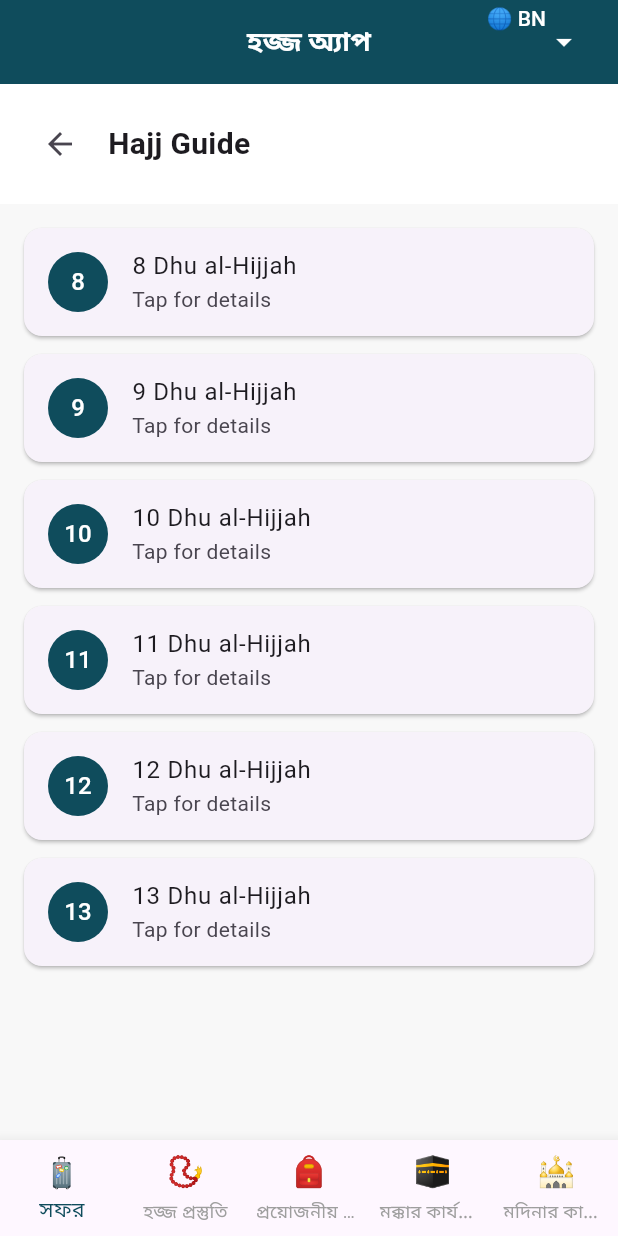
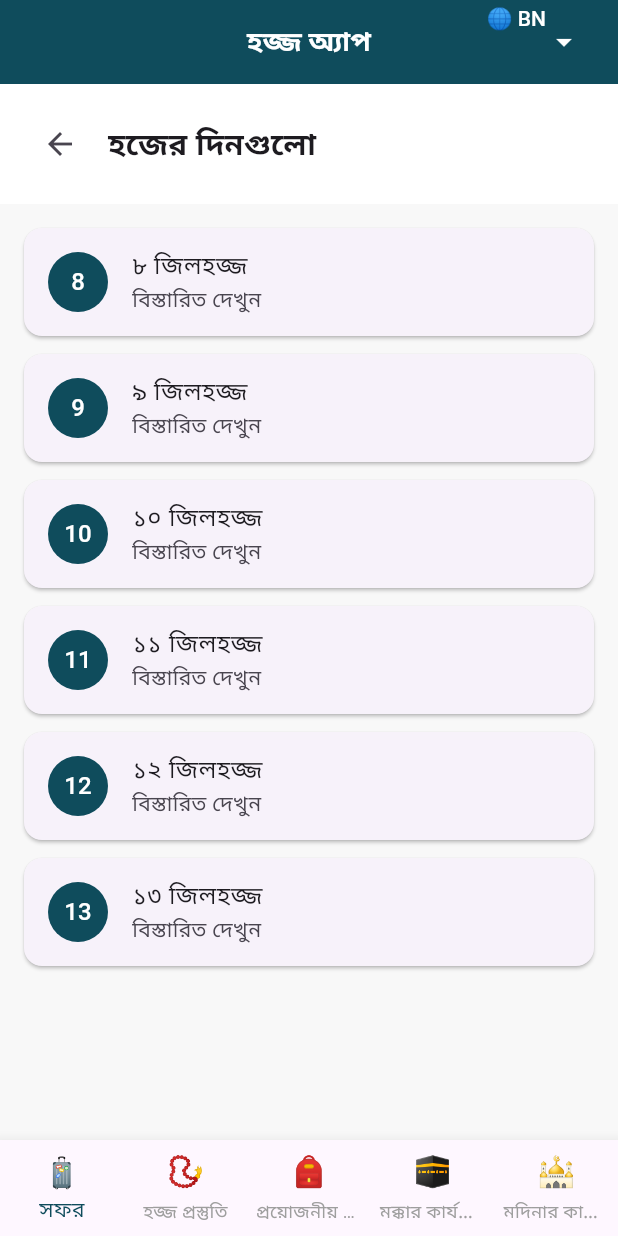
Before and after one commit to muhsinashoma/hajj_app, a Flutter app: the screen it shows after launch, after a tap on "হজ্জ", on a phone screen of 412 x 824 dp. Run offline on Flutter 3.47's test engine with Material 3 defaults, Android fonts, the phone set to English and light mode, and no system bars; our stand-ins replace dio, flutter_bloc.

Commit message:
To Set The Days of Hajj using Three Language

```diff
--- a/lib/core/constants/app_strings.dart
+++ b/lib/core/constants/app_strings.dart
@@ -44,6 +44,29 @@ class HajjTexts {
     }
   }
 
+  // ✅ ADD THIS METHOD
+  static String tapForDetails(String lang) {
+    switch (lang) {
+      case "bn":
+        return "বিস্তারিত দেখুন";
+      case "ar":
+        return "اضغط للتفاصيل";
+      default:
+        return "Tap for details";
+    }
+  }
+
+// ✅ ADD HERE
+  static String hajjGuideTitle(String lang) {
+    switch (lang) {
+      case "bn":
+        return "হজের দিনগুলো";
+      case "ar":
+        return "أيام الحج";
+      default:
+        return "The days of Hajj ";
+    }
+  }
 // ================= LANGUAGE LABELS =================
 
   static String languageBangla(String lang) {
--- a/lib/features/hajj/presentation/pages/home/hajj_page.dart
+++ b/lib/features/hajj/presentation/pages/home/hajj_page.dart
@@ -4,13 +4,37 @@ import 'package:flutter/material.dart';
 import 'package:flutter_bloc/flutter_bloc.dart';
 
 import '../../cubit/hajj/hajj_cubit.dart';
+import '../../cubit/hajj/hajj_state.dart';
+import 'package:hajj_app/core/constants/app_strings.dart';
 
 class HajjPage extends StatelessWidget {
   const HajjPage({super.key});
 
   @override
   Widget build(BuildContext context) {
-    final days = [
+    return BlocBuilder<HajjCubit, HajjState>(
+      builder: (context, state) {
+        final lang = state.language;
+
+        final days = lang == "bn"
+            ? [
+                "৮ জিলহজ্জ",
+                "৯ জিলহজ্জ",
+                "১০ জিলহজ্জ",
+                "১১ জিলহজ্জ",
+                "১২ জিলহজ্জ",
+                "১৩ জিলহজ্জ",
+              ]
+            : lang == "ar"
+                ? [
+                    "٨ ذو الحجة",
+                    "٩ ذو الحجة",
+                    "١٠ ذو الحجة",
+                    "١١ ذو الحجة",
+                    "١٢ ذو الحجة",
+                    "١٣ ذو الحجة",
+                  ]
+                : [
                     "8 Dhu al-Hijjah",
                     "9 Dhu al-Hijjah",
                     "10 Dhu al-Hijjah",
@@ -21,7 +45,7 @@ class HajjPage extends StatelessWidget {
 
         return Column(
           children: [
-        // ✅ PAGE HEADER
+            // ✅ HEADER
             Container(
               width: double.infinity,
               padding: const EdgeInsets.all(16),
@@ -35,9 +59,9 @@ class HajjPage extends StatelessWidget {
                     icon: const Icon(Icons.arrow_back),
                   ),
                   const SizedBox(width: 8),
-              const Text(
-                "Hajj Guide",
-                style: TextStyle(
+                  Text(
+                    HajjTexts.hajjGuideTitle(lang),
+                    style: const TextStyle(
                       fontSize: 20,
                       fontWeight: FontWeight.bold,
                     ),
@@ -46,7 +70,7 @@ class HajjPage extends StatelessWidget {
               ),
             ),
 
-        // ✅ PAGE CONTENT
+            // ✅ CONTENT
             Expanded(
               child: ListView.builder(
                 padding: const EdgeInsets.all(16),
@@ -63,7 +87,9 @@ class HajjPage extends StatelessWidget {
                         ),
                       ),
                       title: Text(days[index]),
-                  subtitle: const Text("Tap for details"),
+                      subtitle: Text(
+                        HajjTexts.tapForDetails(lang),
+                      ),
                     ),
                   );
                 },
@@ -71,5 +97,7 @@ class HajjPage extends StatelessWidget {
             ),
           ],
         );
+      },
+    );
   }
 }
```
Also changed, not shown: lib/features/hajj/presentation/pages/home/2026_05_24_hajj_page.dart (added, +75 -0 lines), 5 other files. Lines whose indentation alone changed are shown as unchanged.
